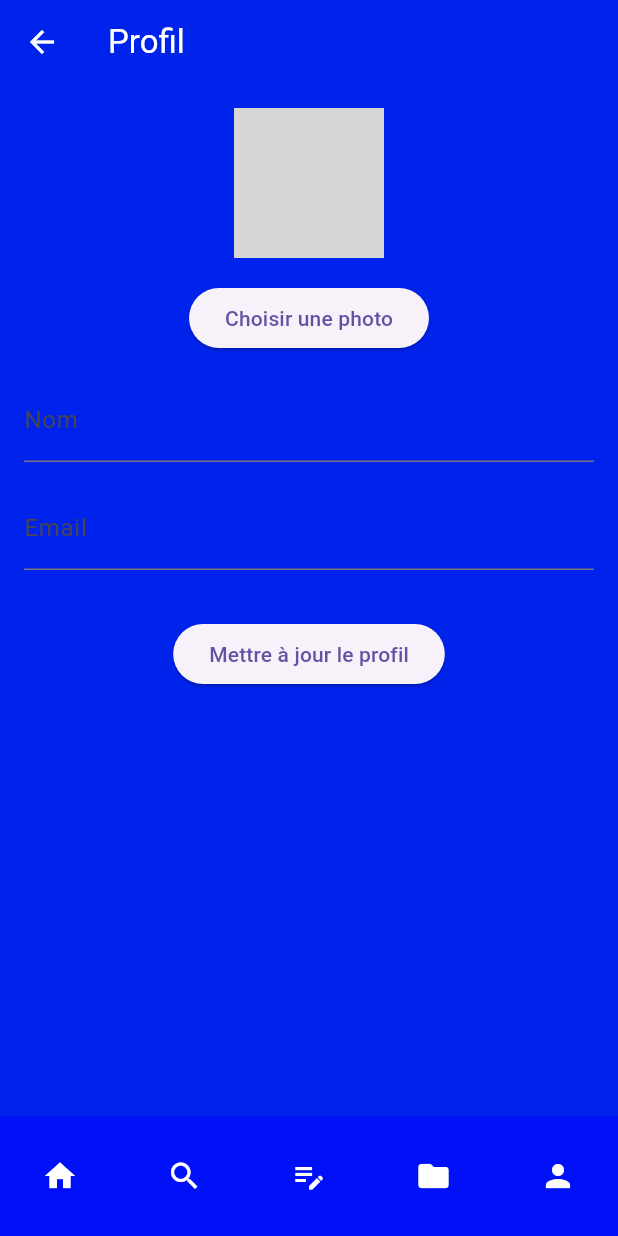
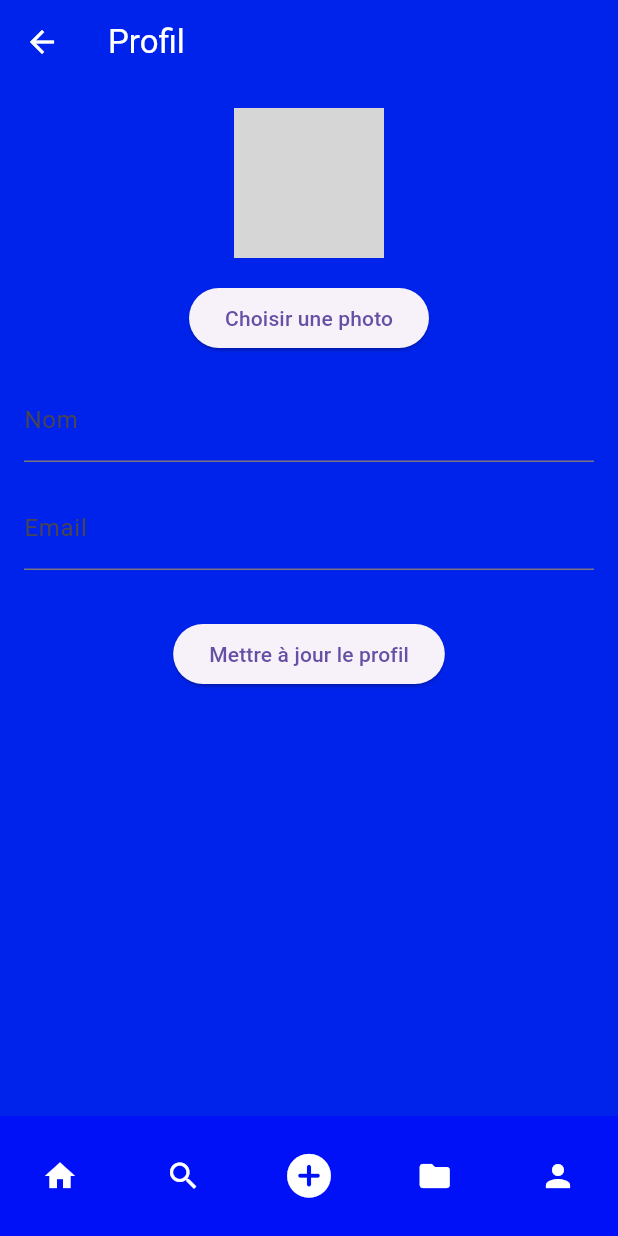
Before and after one commit to NdiasseFall/Projet_G3_flutter, a Flutter app: the screen it shows after launch, item 5 of the bottom bar chosen, on a phone screen of 412 x 824 dp. Run offline on Flutter 3.47's test engine with Material 3 defaults, Android fonts, the phone set to English and light mode, and no system bars; grey boxes are pictures that could not be loaded.

Commit message:
befor last commit 001

```diff
--- a/lib/src/profil.dart
+++ b/lib/src/profil.dart
@@ -123,7 +123,7 @@ class _ProfilPageState extends State<ProfilPage> {
                   ),
                 );
               },
-              icon: const Icon(Icons.edit_note),
+              icon: const Icon(Icons.add_circle_rounded,size: 35),
             ),
             IconButton(
               color: Colors.white,
```
